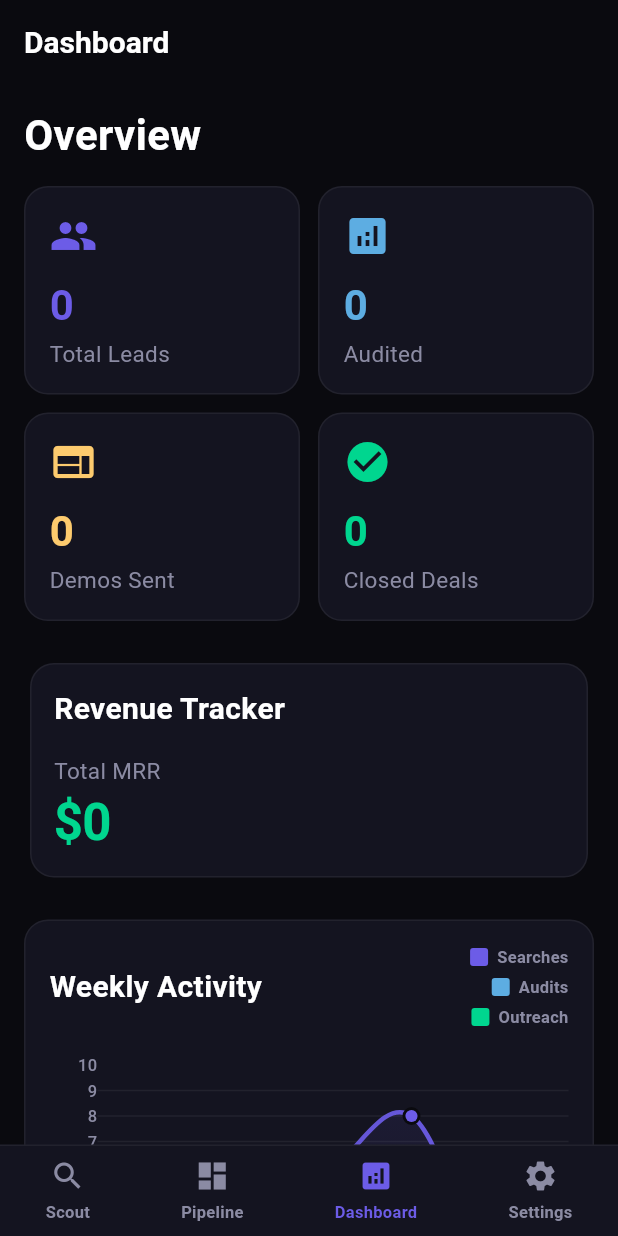
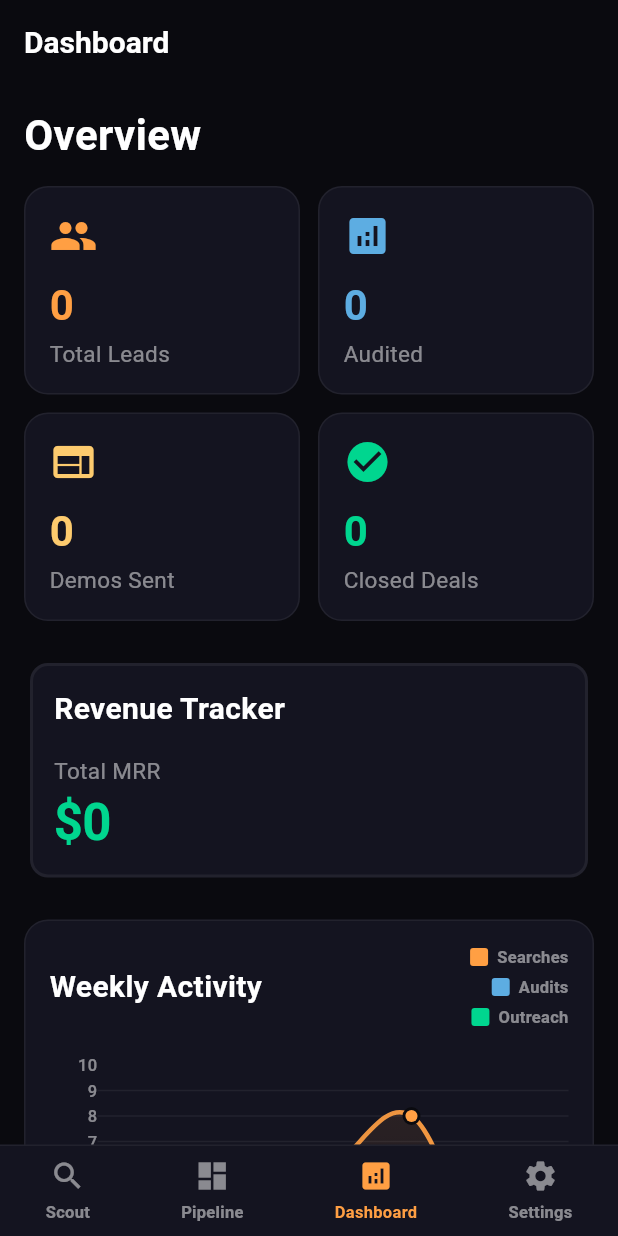
Before and after one commit to mary-apps/leadforge, a Flutter app: the DashboardScreen screen opened by its route, on a phone screen of 412 x 824 dp. Run offline on Flutter 3.47's test engine with Material 3 defaults, Android fonts, the phone set to English and light mode, and no system bars; drawn by our look-alikes of fl_chart, flutter_animate; our stand-ins replace confetti, flutter_riverpod, freezed_annotation, go_router, share_plus, shimmer and 1 more; missing offline and left inert: purchases_flutter; accounts and stored records are empty; generated files the repository leaves out were written again; network calls fail; Roboto replaces fonts that are missing (SF Mono, SF Pro Display, SF Pro Text).

Commit message:
feat(theme): update to Sunset Gold palette + brutal design tokens
Co-Authored-By: Claude Opus 4.6 <noreply@anthropic.com>

```diff
--- a/lib/config/theme.dart
+++ b/lib/config/theme.dart
@@ -1,17 +1,20 @@
 import 'package:flutter/material.dart';
 import 'package:flutter/services.dart';
 
-/// App color palette (Dark Premium)
+/// App color palette (Dark Premium — Neo-Brutalist / Sunset Gold)
 class AppColors {
   // Backgrounds
   static const background = Color(0xFF0A0A0F);
   static const surface = Color(0xFF141420);
   static const surfaceLight = Color(0xFF1C1C2E);
 
-  // Primary
-  static const primary = Color(0xFF6C5CE7);
-  static const primaryDark = Color(0xFF5849C7);
-  static const primaryLight = Color(0xFF8B7FE8);
+  // Primary (Sunset Gold)
+  static const primary = Color(0xFFFF9F43);
+  static const primaryDark = Color(0xFFE68A30);
+  static const primaryLight = Color(0xFFFFBB70);
+
+  // Secondary
+  static const secondary = Color(0xFF5DADE2);
 
   // Semantic
   static const success = Color(0xFF00D68F);
@@ -21,8 +24,8 @@ class AppColors {
 
   // Text
   static const textPrimary = Color(0xFFFFFFFF);
-  static const textSecondary = Color(0xFF8B8BA3);
-  static const textTertiary = Color(0xFF5A5A6E);
+  static const textSecondary = Color(0x80FFFFFF); // rgba(255,255,255,0.5)
+  static const textTertiary = Color(0x59FFFFFF); // rgba(255,255,255,0.35)
 
   // Borders & Dividers
   static const border = Color(0x0FFFFFFF);
@@ -30,6 +33,14 @@ class AppColors {
 
   // Glassmorphism
   static const glass = Color(0x1AFFFFFF);
+
+  // Brutal design tokens
+  static const double brutalBorderWidth = 2.0;
+  static const Offset brutalShadowOffset = Offset(3, 3);
+  static const Offset brutalShadowOffsetPressed = Offset(1, 1);
+  static const double brutalRadius = 12.0;
+  static const double brutalButtonRadius = 10.0;
+  static const double brutalNavRadius = 16.0;
 
   // Score Colors
   static Color scoreColor(int score) {
@@ -94,6 +105,37 @@ class AppTypography {
     fontWeight: FontWeight.w500,
     color: AppColors.textPrimary,
   );
+
+  // Neo-brutalist typography
+  static const labelBrutal = TextStyle(
+    fontFamily: 'SF Pro Text',
+    fontSize: 11,
+    fontWeight: FontWeight.w700,
+    letterSpacing: 1.0,
+    color: AppColors.textPrimary,
+  );
+
+  static const numberBrutal = TextStyle(
+    fontFamily: 'SF Pro Display',
+    fontSize: 28,
+    fontWeight: FontWeight.w900,
+    color: AppColors.textPrimary,
+  );
+
+  static const scoreLarge = TextStyle(
+    fontFamily: 'SF Pro Display',
+    fontSize: 56,
+    fontWeight: FontWeight.w900,
+    color: AppColors.primary,
+  );
+
+  static const buttonBrutal = TextStyle(
+    fontFamily: 'SF Pro Text',
+    fontSize: 13,
+    fontWeight: FontWeight.w800,
+    letterSpacing: 0.5,
+    color: AppColors.background,
+  );
 }
 
 /// App theme configuration
@@ -104,9 +146,8 @@ class AppTheme {
     scaffoldBackgroundColor: AppColors.background,
     colorScheme: const ColorScheme.dark(
       primary: AppColors.primary,
-      secondary: AppColors.primaryLight,
+      secondary: AppColors.secondary,
       surface: AppColors.surface,
-      background: AppColors.background,
       error: AppColors.danger,
     ),
 
@@ -120,14 +161,14 @@ class AppTheme {
     ),
 
     // Card
-    cardTheme: CardTheme(
+    cardTheme: CardThemeData(
       color: AppColors.surface,
       elevation: 0,
       shape: RoundedRectangleBorder(
-        borderRadius: BorderRadius.circular(16),
+        borderRadius: BorderRadius.circular(AppColors.brutalRadius),
         side: const BorderSide(
           color: AppColors.border,
-          width: 1,
+          width: AppColors.brutalBorderWidth,
         ),
       ),
     ),
@@ -136,17 +177,13 @@ class AppTheme {
     elevatedButtonTheme: ElevatedButtonThemeData(
       style: ElevatedButton.styleFrom(
         backgroundColor: AppColors.primary,
-        foregroundColor: Colors.white,
+        foregroundColor: AppColors.background,
         elevation: 0,
         padding: const EdgeInsets.symmetric(horizontal: 24, vertical: 14),
         shape: RoundedRectangleBorder(
-          borderRadius: BorderRadius.circular(12),
+          borderRadius: BorderRadius.circular(AppColors.brutalButtonRadius),
         ),
-        textStyle: const TextStyle(
-          fontSize: 16,
-          fontWeight: FontWeight.w600,
-          fontFamily: 'SF Pro Text',
-        ),
+        textStyle: AppTypography.buttonBrutal,
       ),
     ),
 
@@ -167,20 +204,20 @@ class AppTheme {
       filled: true,
       fillColor: AppColors.surface,
       border: OutlineInputBorder(
-        borderRadius: BorderRadius.circular(12),
-        borderSide: const BorderSide(color: AppColors.border),
+        borderRadius: BorderRadius.circular(AppColors.brutalRadius),
+        borderSide: const BorderSide(color: AppColors.border, width: AppColors.brutalBorderWidth),
       ),
       enabledBorder: OutlineInputBorder(
-        borderRadius: BorderRadius.circular(12),
-        borderSide: const BorderSide(color: AppColors.border),
+        borderRadius: BorderRadius.circular(AppColors.brutalRadius),
+        borderSide: const BorderSide(color: AppColors.border, width: AppColors.brutalBorderWidth),
       ),
       focusedBorder: OutlineInputBorder(
-        borderRadius: BorderRadius.circular(12),
-        borderSide: const BorderSide(color: AppColors.primary, width: 2),
+        borderRadius: BorderRadius.circular(AppColors.brutalRadius),
+        borderSide: const BorderSide(color: AppColors.primary, width: AppColors.brutalBorderWidth),
       ),
       errorBorder: OutlineInputBorder(
-        borderRadius: BorderRadius.circular(12),
-        borderSide: const BorderSide(color: AppColors.danger),
+        borderRadius: BorderRadius.circular(AppColors.brutalRadius),
+        borderSide: const BorderSide(color: AppColors.danger, width: AppColors.brutalBorderWidth),
       ),
       contentPadding: const EdgeInsets.symmetric(horizontal: 16, vertical: 14),
       hintStyle: AppTypography.bodyMedium.copyWith(
```
